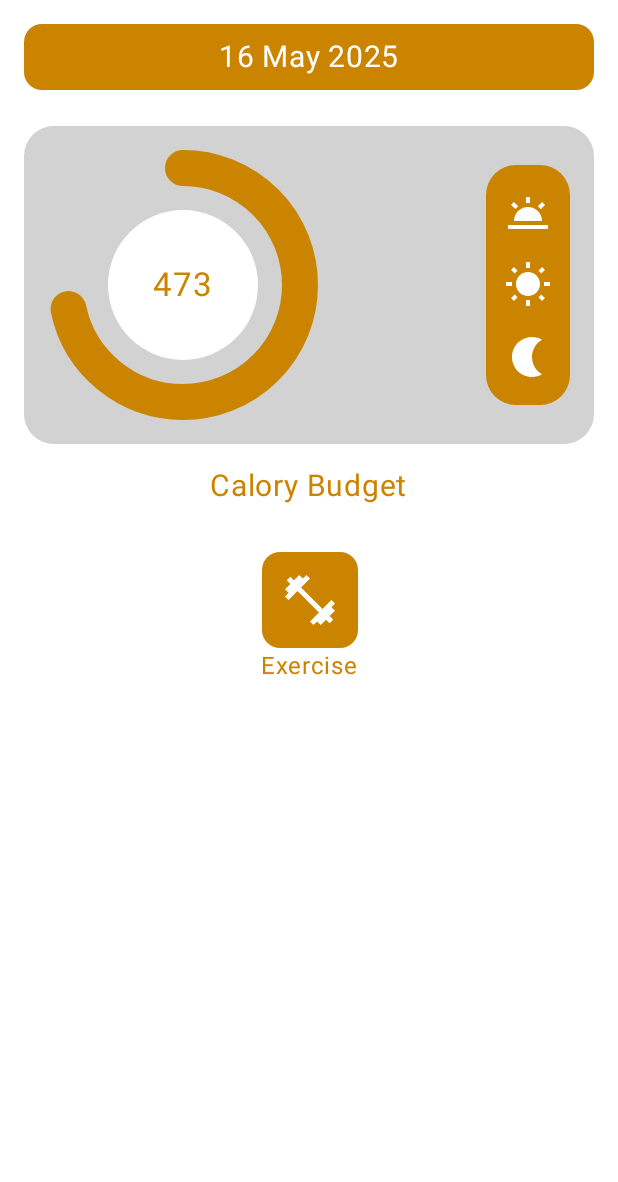
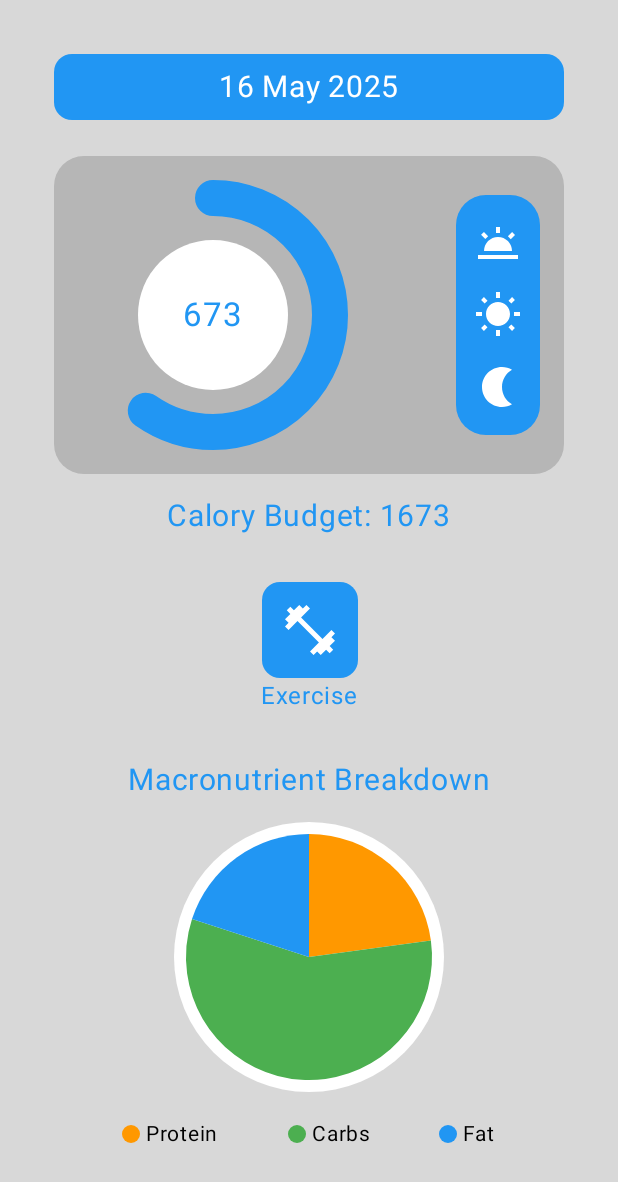
Before and after one commit to AminelMhl/Fitness-App, an Android app built with Jetpack Compose: the HomeScreen screen opened through its navigation route, on a phone screen of 412 x 824 dp. Shown: the top 1182 px of the screen. Run offline under Robolectric (Android 15) with nearby library versions, the phone set to English and light mode, and no system bars.

Commit message:
HomeScreen Ui finished

```diff
--- a/app/src/main/java/com/example/fitnessapp/model/User.kt
+++ b/app/src/main/java/com/example/fitnessapp/model/User.kt
@@ -1,9 +1,12 @@
 package com.example.fitnessapp.model
 
 data class User(
-    var weight: Float = 70f, // in kg
-    var height: Float = 175f, // in cm
-    var age: Int = 25,
-    var isMale: Boolean = true,
-    var caloriesConsumed: Float = 1200f
+    val age: Int,
+    val weight: Float,
+    val height: Float,
+    val isMale: Boolean,
+    val caloriesConsumed: Float,
+    val proteinGrams: Float,
+    val carbsGrams: Float,
+    val fatGrams: Float
 )
--- a/app/src/main/java/com/example/fitnessapp/ui/components/CommonComponents.kt
+++ b/app/src/main/java/com/example/fitnessapp/ui/components/CommonComponents.kt
@@ -1 +1,22 @@
 package com.example.fitnessapp.ui.components
+
+import androidx.compose.foundation.background
+import androidx.compose.foundation.layout.Box
+import androidx.compose.foundation.layout.fillMaxSize
+import androidx.compose.foundation.layout.padding
+import androidx.compose.runtime.Composable
+import androidx.compose.ui.Modifier
+import androidx.compose.ui.graphics.Color
+import androidx.compose.ui.unit.dp
+
+@Composable
+fun AppScaffold(content: @Composable () -> Unit) {
+    Box(
+        modifier = Modifier
+            .fillMaxSize()
+            .background(Color(0xFFD8D8D8)) // Set your desired color here
+            .padding(20.dp)
+    ) {
+        content()
+    }
+}
--- a/app/src/main/java/com/example/fitnessapp/ui/screens/HomeScreen.kt
+++ b/app/src/main/java/com/example/fitnessapp/ui/screens/HomeScreen.kt
@@ -17,9 +17,21 @@ import androidx.compose.ui.unit.dp
 import androidx.compose.ui.unit.sp
 import androidx.navigation.NavController
 import com.example.fitnessapp.viewmodel.HomeViewModel
+import androidx.compose.ui.graphics.drawscope.Fill
+import androidx.compose.ui.graphics.drawscope.Stroke
+import androidx.compose.ui.graphics.vector.ImageVector
+import androidx.compose.ui.graphics.Canvas
+import androidx.compose.ui.geometry.Rect
+import androidx.compose.ui.graphics.drawscope.DrawScope
+import androidx.compose.ui.graphics.drawscope.drawIntoCanvas
+import androidx.compose.foundation.Canvas
+import com.example.fitnessapp.ui.components.AppScaffold
+
+data class MacroNutrient(val name: String, val value: Float, val color: Color)
 
 @Composable
 fun HomeScreen(navController: NavController, viewModel: HomeViewModel) {
+    AppScaffold{
         val userState = viewModel.user.collectAsState().value
         val bmr = viewModel.calculateBMR(
             userState.weight,
@@ -29,6 +41,12 @@ fun HomeScreen(navController: NavController, viewModel: HomeViewModel) {
         )
         val consumed = userState.caloriesConsumed
         val progress = (consumed / bmr).coerceIn(0f, 1f)
+
+        val macros = listOf(
+            MacroNutrient("Protein", 80f, Color(0xFFff9800)),  // 80g
+            MacroNutrient("Carbs", 200f, Color(0xFF4caf50)),   // 200g
+            MacroNutrient("Fat", 70f, Color(0xFF2196f3))       // 70g
+        )
 
         Column(
             modifier = Modifier
@@ -40,7 +58,7 @@ fun HomeScreen(navController: NavController, viewModel: HomeViewModel) {
             Box(
                 modifier = Modifier
                     .fillMaxWidth()
-                .background(Color(0xFFCB8400), RoundedCornerShape(12.dp))
+                    .background(Color(0xFF2196F3), RoundedCornerShape(12.dp))
                     .padding(vertical = 10.dp),
                 contentAlignment = Alignment.Center
             ) {
@@ -53,7 +71,7 @@ fun HomeScreen(navController: NavController, viewModel: HomeViewModel) {
             Box(
                 modifier = Modifier
                     .fillMaxWidth()
-                .background(Color(0xFFD2D2D2), RoundedCornerShape(20.dp))
+                    .background(Color(0xFFB6B6B6), RoundedCornerShape(20.dp))
                     .padding(16.dp)
             ) {
                 Row(
@@ -67,7 +85,7 @@ fun HomeScreen(navController: NavController, viewModel: HomeViewModel) {
                         verticalArrangement = Arrangement.SpaceAround,
                         horizontalAlignment = Alignment.CenterHorizontally,
                         modifier = Modifier
-                        .background(Color(0xFFCB8400), RoundedCornerShape(20.dp))
+                            .background(Color(0xFF2196F3), RoundedCornerShape(20.dp))
                             .padding(vertical = 8.dp, horizontal = 4.dp)
                     ) {
                         MealIcon(Icons.Default.WbTwilight, "Breakfast") {
@@ -86,9 +104,9 @@ fun HomeScreen(navController: NavController, viewModel: HomeViewModel) {
             Spacer(modifier = Modifier.height(16.dp))
 
             Text(
-            text = "Calory Budget",
+                text = "Calory Budget: ${bmr.toInt()}",
                 fontSize = 20.sp,
-            color = Color(0xFFCB8400)
+                color = Color(0xFF2196F3)
             )
 
             Spacer(modifier = Modifier.height(32.dp))
@@ -97,7 +115,7 @@ fun HomeScreen(navController: NavController, viewModel: HomeViewModel) {
             Column(horizontalAlignment = Alignment.CenterHorizontally) {
                 Box(
                     modifier = Modifier
-                    .background(Color(0xFFCB8400), RoundedCornerShape(12.dp))
+                        .background(Color(0xFF2196F3), RoundedCornerShape(12.dp))
                         .clickable { navController.navigate("exercise") }
                         .padding(12.dp)
                 ) {
@@ -108,7 +126,49 @@ fun HomeScreen(navController: NavController, viewModel: HomeViewModel) {
                         modifier = Modifier.size(40.dp)
                     )
                 }
-            Text("Exercise", fontSize = 16.sp, color = Color(0xFFCB8400))
+                Text("Exercise", fontSize = 16.sp, color = Color(0xFF2196F3))
+            }
+
+            Spacer(modifier = Modifier.height(32.dp))
+
+            // Macro Breakdown
+            Text(
+                text = "Macronutrient Breakdown",
+                fontSize = 20.sp,
+                color = Color(0xFF2196F3)
+            )
+
+            Spacer(modifier = Modifier.height(16.dp))
+
+            Box(
+                modifier = Modifier
+                    .size(180.dp)
+                    .background(Color.White, shape = CircleShape)
+                    .padding(8.dp),
+                contentAlignment = Alignment.Center
+            ) {
+                MacroPieChart(macros = macros, modifier = Modifier.fillMaxSize())
+            }
+
+            Spacer(modifier = Modifier.height(16.dp))
+
+            // Legend
+            Row(
+                modifier = Modifier.fillMaxWidth(),
+                horizontalArrangement = Arrangement.SpaceEvenly
+            ) {
+                macros.forEach {
+                    Row(verticalAlignment = Alignment.CenterVertically) {
+                        Box(
+                            modifier = Modifier
+                                .size(12.dp)
+                                .background(it.color, CircleShape)
+                        )
+                        Spacer(modifier = Modifier.width(4.dp))
+                        Text(it.name, fontSize = 14.sp)
+                    }
+                }
+            }
         }
     }
 }
@@ -124,7 +184,7 @@ fun CalorieCircle(bmr: Float, consumed: Float) {
         CircularProgressIndicator(
             progress = progress,
             strokeWidth = 24.dp,
-            color = Color(0xFFCB8400),
+            color = Color(0xFF2196F3),
             modifier = Modifier.fillMaxSize()
         )
         Box(
@@ -135,7 +195,7 @@ fun CalorieCircle(bmr: Float, consumed: Float) {
         ) {
             Text(
                 text = "${(bmr - consumed).toInt()}",
-                color = Color(0xFFCB8400),
+                color = Color(0xFF2196F3),
                 fontSize = 22.sp
             )
         }
@@ -143,8 +203,27 @@ fun CalorieCircle(bmr: Float, consumed: Float) {
 }
 
 @Composable
-fun MealIcon(icon: androidx.compose.ui.graphics.vector.ImageVector, desc: String, onClick: () -> Unit) {
+fun MealIcon(icon: ImageVector, desc: String, onClick: () -> Unit) {
     IconButton(onClick = onClick) {
         Icon(icon, contentDescription = desc, tint = Color.White, modifier = Modifier.size(32.dp))
     }
 }
+
+@Composable
+fun MacroPieChart(macros: List<MacroNutrient>, modifier: Modifier = Modifier) {
+    val total = macros.sumOf { it.value.toDouble() }.toFloat().coerceAtLeast(1f)
+
+    Canvas(modifier = modifier) {
+        var startAngle = -90f
+        macros.forEach { macro ->
+            val sweepAngle = (macro.value / total) * 360f
+            drawArc(
+                color = macro.color,
+                startAngle = startAngle,
+                sweepAngle = sweepAngle,
+                useCenter = true
+            )
+            startAngle += sweepAngle
+        }
+    }
+}
--- a/app/src/main/java/com/example/fitnessapp/ui/theme/Theme.kt
+++ b/app/src/main/java/com/example/fitnessapp/ui/theme/Theme.kt
@@ -9,6 +9,7 @@ import androidx.compose.material3.dynamicDarkColorScheme
 import androidx.compose.material3.dynamicLightColorScheme
 import androidx.compose.material3.lightColorScheme
 import androidx.compose.runtime.Composable
+import androidx.compose.ui.graphics.Color
 import androidx.compose.ui.platform.LocalContext
 
 private val DarkColorScheme = darkColorScheme(
@@ -51,7 +52,9 @@ fun FitnessAppTheme(
     }
 
     MaterialTheme(
-        colorScheme = colorScheme,
+        colorScheme = lightColorScheme(
+            background = Color(0xFFD8D8D8),
+        ),
         typography = Typography,
         content = content
     )
--- a/app/src/main/java/com/example/fitnessapp/viewmodel/HomeViewModel.kt
+++ b/app/src/main/java/com/example/fitnessapp/viewmodel/HomeViewModel.kt
@@ -9,7 +9,7 @@ import java.util.*
 
 class HomeViewModel : ViewModel() {
 
-    private val _user = MutableStateFlow(User())
+    private val _user = MutableStateFlow(User(age = 25, weight = 70f, height = 175f, isMale = true, caloriesConsumed = 1000f, proteinGrams = 0f, carbsGrams = 0f, fatGrams = 0f))
     val user: StateFlow<User> = _user
 
     fun calculateBMR(weight: Float, height: Float, age: Int, isMale: Boolean): Float {
@@ -32,9 +32,4 @@ class HomeViewModel : ViewModel() {
         val formatter = SimpleDateFormat("dd MMM yyyy", Locale.getDefault())
         return formatter.format(Date())
     }
-
-    // Optional for Preview
-    fun setUserDummyData() {
-        _user.value = User(weight = 75f, height = 180f, age = 28, isMale = true, caloriesConsumed = 1500f)
-    }
 }
```
Lines whose indentation alone changed are shown as unchanged.
